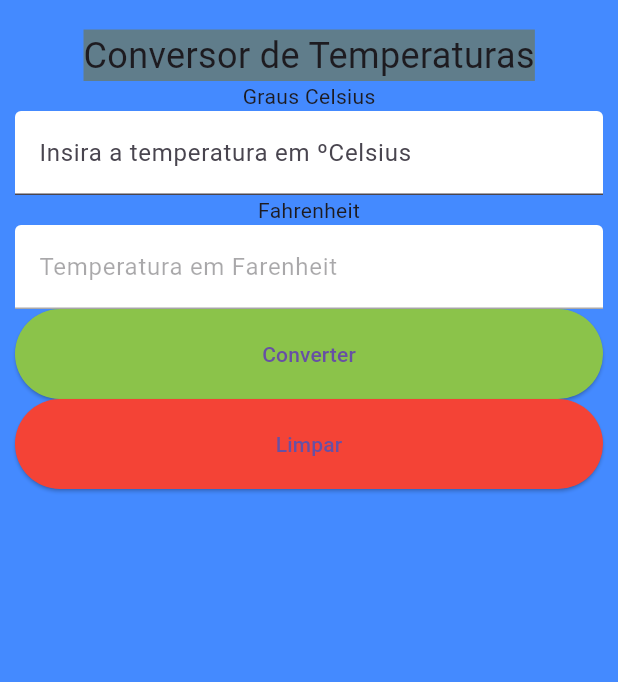
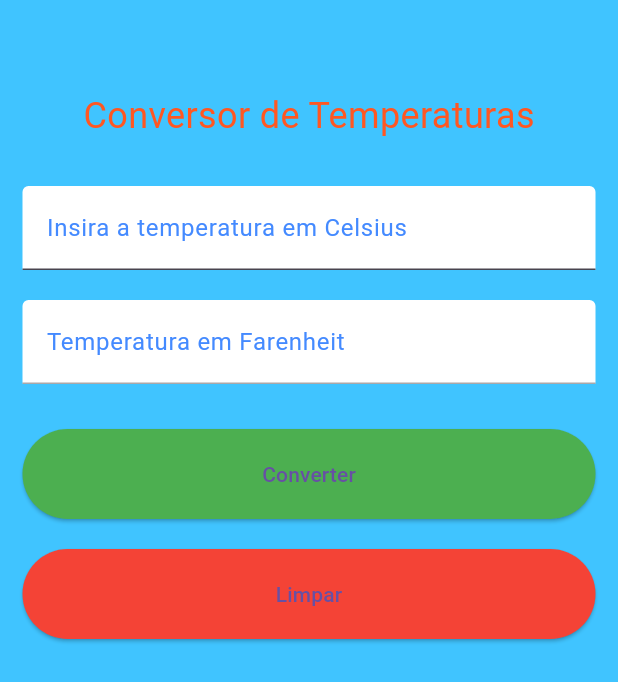
Before and after one commit to Roger-snts/Modulo2_Flutter_DankiCode, a Flutter app: the screen it shows after launch, after a tap on "Converter", on a phone screen of 412 x 824 dp. Shown: the top 682 px of the screen. Run offline on Flutter 3.47's test engine with Material 3 defaults, Android fonts, the phone set to English and light mode, and no system bars; missing offline and left inert: dart:html.

Commit message:
Encerrando o app de conversão de temperaturas.

```diff
--- a/lib/paginas/Conversortemperatura.dart
+++ b/lib/paginas/Conversortemperatura.dart
@@ -1,5 +1,4 @@
 import 'dart:html';
-import 'dart:ui';
 
 import 'package:flutter/material.dart';
 import 'package:flutter/rendering.dart';
@@ -12,57 +11,94 @@ class Conversor extends StatefulWidget {
 }
 
 class ConversorState extends State<Conversor> {
+  TextEditingController celsius = TextEditingController();
+  TextEditingController fahrenheit = TextEditingController();
+
+  void calcularFahrenheit(TextEditingController graus) {
+    Object temperatura;
+    try {
+      temperatura = (double.parse(graus.text) * 1.8) + 32;
+    } catch (excecao) {
+      temperatura = "";
+    }
+    fahrenheit.text = temperatura.toString();
+  }
+
+  void limpar() {
+    fahrenheit.text = "";
+    celsius.text = "";
+  }
+
   @override
   Widget build(BuildContext context) {
     return Scaffold(
-      backgroundColor: Colors.blueAccent,
+      backgroundColor: Colors.lightBlueAccent,
       body: SingleChildScrollView(
-        padding: const EdgeInsets.fromLTRB(10, 20, 10, 20),
-        child: Center(
+        padding: const EdgeInsets.fromLTRB(15, 60, 15, 20),
         child: Column(
-            mainAxisSize: MainAxisSize.min,
-            mainAxisAlignment: MainAxisAlignment.center,
+          mainAxisSize: MainAxisSize.max,
           children: [
             const Text("Conversor de Temperaturas",
-                  style: TextStyle(
-                      backgroundColor: Colors.blueGrey, fontSize: 24)),
-              const Text("Graus Celsius"),
-              const TextField(
+                style: TextStyle(color: Colors.deepOrange, fontSize: 24)),
+            const SizedBox(
+              height: 30,
+            ),
+            TextField(
+              controller: celsius,
               keyboardType: TextInputType.number,
-                decoration: InputDecoration(
+              decoration: const InputDecoration(
                   filled: true,
                   fillColor: Colors.white,
-                    labelText: "Insira a temperatura em ºCelsius"),
+                  labelText: "Insira a temperatura em Celsius",
+                  labelStyle: TextStyle(color: Colors.blueAccent)),
+              style: const TextStyle(color: Colors.black),
             ),
-              const Text("Fahrenheit"),
-              const TextField(
+            const SizedBox(
+              height: 20,
+            ),
+            TextField(
+              controller: fahrenheit,
               keyboardType: TextInputType.number,
-                decoration: InputDecoration(
+              decoration: const InputDecoration(
                   enabled: false,
                   filled: true,
                   fillColor: Colors.white,
-                    labelText: "Temperatura em Farenheit"),
+                  labelText: "Temperatura em Farenheit",
+                  labelStyle: TextStyle(color: Colors.blueAccent)),
+              style: const TextStyle(color: Colors.black),
+            ),
+            const SizedBox(
+              height: 30,
             ),
             SizedBox(
               width: double.infinity,
               height: 60,
               child: ElevatedButton(
-                    onPressed: () {},
-                    child: const Text("Converter"),
-                    style: ElevatedButton.styleFrom(
-                        backgroundColor: Colors.lightGreen)),
+                  onPressed: () {
+                    setState(() {
+                      calcularFahrenheit(celsius);
+                    });
+                  },
+                  style:
+                      ElevatedButton.styleFrom(backgroundColor: Colors.green),
+                  child: const Text("Converter")),
+            ),
+            const SizedBox(
+              height: 20,
             ),
             SizedBox(
               width: double.infinity,
               height: 60,
               child: ElevatedButton(
-                    onPressed: () {},
-                    child: const Text("Limpar"),
-                    style:
-                        ElevatedButton.styleFrom(backgroundColor: Colors.red)),
+                  onPressed: () {
+                    setState(() {
+                      limpar();
+                    });
+                  },
+                  style: ElevatedButton.styleFrom(backgroundColor: Colors.red),
+                  child: const Text("Limpar")),
             )
           ],
-          ),
         ),
       ),
     );
```
Lines whose indentation alone changed are shown as unchanged.
